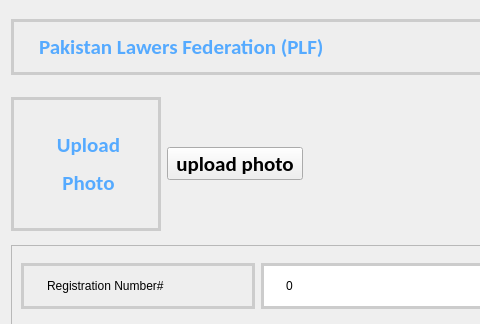
The window that addmemberform.ui (ZeroCoolHacker/PLFDirectory) describes before a commit, drawn with Qt 5; both pictures show x 0 to 480 and y 0 to 324 of the 836 by 737 pixel window.
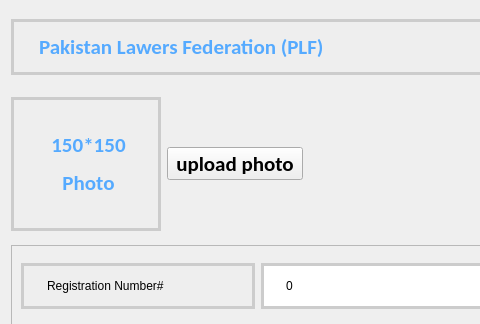
The same window after the commit.

Commit message: New registration number is dynamically loaded 150*150 pic is clearly displayed in the form

The edit to the form file:
```diff
--- a/addmemberform.ui
+++ b/addmemberform.ui
@@ -90,7 +90,7 @@
 color: rgb(85, 170, 255)</string>
      </property>
      <property name="text">
-      <string>&lt;html&gt;&lt;head/&gt;&lt;body&gt;&lt;p align=&quot;center&quot;&gt;Upload&lt;/p&gt;&lt;p align=&quot;center&quot;&gt;Photo&lt;/p&gt;&lt;/body&gt;&lt;/html&gt;</string>
+      <string>&lt;html&gt;&lt;head/&gt;&lt;body&gt;&lt;p align=&quot;center&quot;&gt;150*150&lt;/p&gt;&lt;p align=&quot;center&quot;&gt;Photo&lt;/p&gt;&lt;/body&gt;&lt;/html&gt;</string>
      </property>
      <property name="textFormat">
       <enum>Qt::RichText</enum>
```
The commit also changes 3 other files.
